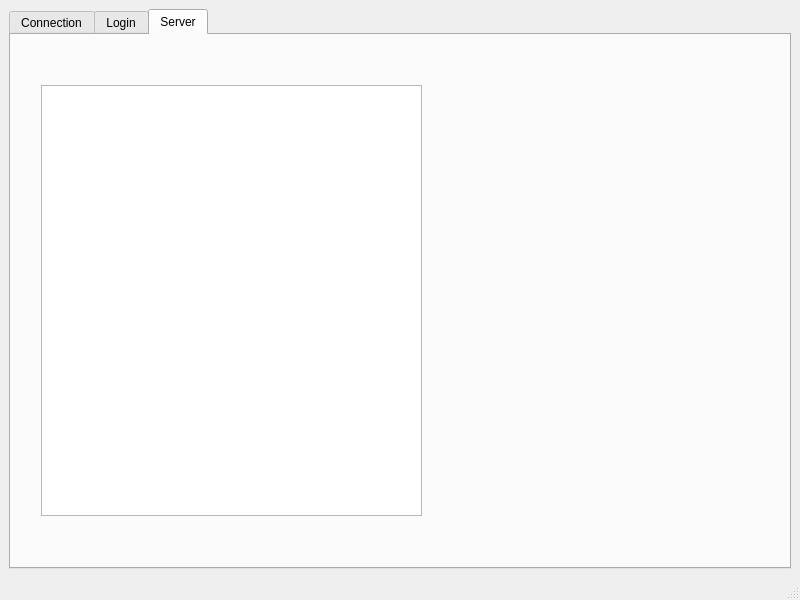
The window that Client/src/ui/babelHomePage.ui (Octopus773/Babel) describes before a commit, drawn with Qt 5.
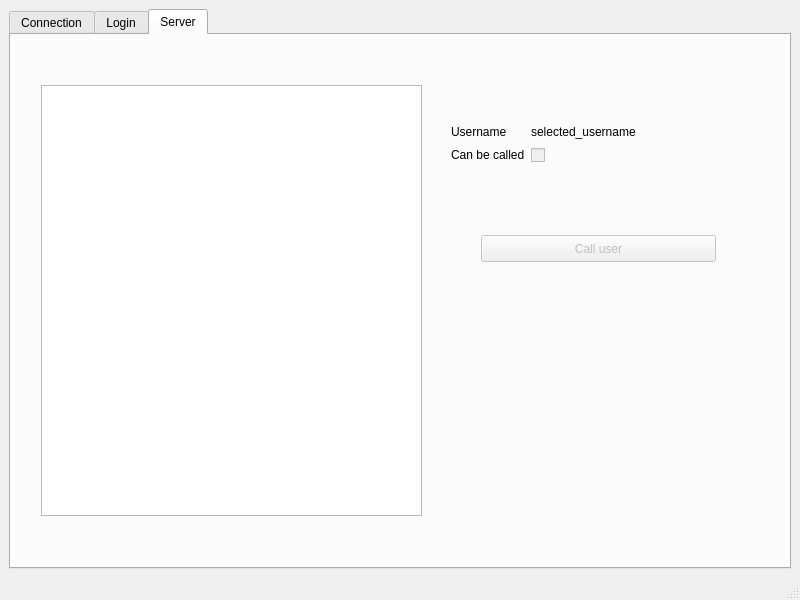
The same window after the commit. The open tabs and pages were chosen to show the change.

Commit message: handling correctly list user

The edit to the form file:
```diff
--- a/Client/src/ui/babelHomePage.ui
+++ b/Client/src/ui/babelHomePage.ui
@@ -130,6 +130,96 @@
          </rect>
         </property>
        </widget>
+       <widget class="QWidget" name="formLayoutWidget_3">
+        <property name="geometry">
+         <rect>
+          <x>440</x>
+          <y>90</y>
+          <width>311</width>
+          <height>102</height>
+         </rect>
+        </property>
+        <layout class="QFormLayout" name="formLayout">
+         <item row="0" column="0">
+          <widget class="QLabel" name="label_4">
+           <property name="text">
+            <string>Username</string>
+           </property>
+          </widget>
+         </item>
+         <item row="0" column="1">
+          <widget class="QLabel" name="output_selected_username">
+           <property name="text">
+            <string>selected_username</string>
+           </property>
+          </widget>
+         </item>
+         <item row="2" column="0">
+          <widget class="QLabel" name="label_5">
+           <property name="text">
+            <string/>
+           </property>
+          </widget>
+         </item>
+         <item row="1" column="1">
+          <widget class="QCheckBox" name="output_can_be_called">
+           <property name="enabled">
+            <bool>false</bool>
+           </property>
+           <property name="sizePolicy">
+            <sizepolicy hsizetype="Minimum" vsizetype="Fixed">
+             <horstretch>0</horstretch>
+             <verstretch>0</verstretch>
+            </sizepolicy>
+           </property>
+           <property name="layoutDirection">
+            <enum>Qt::LeftToRight</enum>
+           </property>
+           <property name="autoFillBackground">
+            <bool>false</bool>
+           </property>
+           <property name="text">
+            <string>   </string>
+           </property>
+           <property name="checkable">
+            <bool>true</bool>
+           </property>
+           <property name="checked">
+            <bool>false</bool>
+           </property>
+           <property name="autoExclusive">
+            <bool>false</bool>
+           </property>
+           <property name="tristate">
+            <bool>false</bool>
+           </property>
+          </widget>
+         </item>
+         <item row="1" column="0">
+          <widget class="QLabel" name="label_6">
+           <property name="text">
+            <string>Can be called</string>
+           </property>
+          </widget>
+         </item>
+        </layout>
+       </widget>
+       <widget class="QPushButton" name="button_call_user">
+        <property name="enabled">
+         <bool>false</bool>
+        </property>
+        <property name="geometry">
+         <rect>
+          <x>470</x>
+          <y>200</y>
+          <width>235</width>
+          <height>27</height>
+         </rect>
+        </property>
+        <property name="text">
+         <string>Call user</string>
+        </property>
+       </widget>
       </widget>
      </widget>
     </item>
```
Left out of the diff: 2 changed lines with no effect on the pictures. The commit also changes 3 other files.
